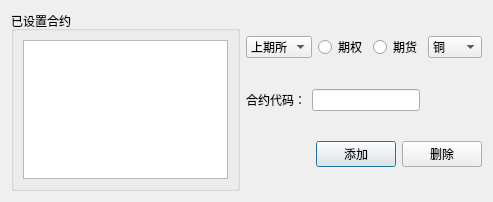
Before: the Qt Designer form setting_addconract.ui in ChengruiGu/CMF_Marketmaker, drawn with Qt 5.
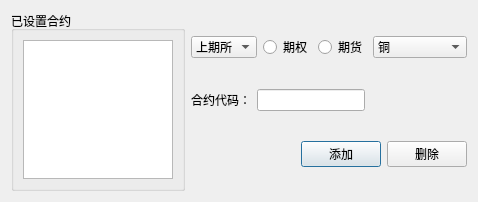
After: the same form once the commit is applied.

What changed in the file:
```diff
--- a/setting_addconract.ui
+++ b/setting_addconract.ui
@@ -6,7 +6,7 @@
    <rect>
     <x>0</x>
     <y>0</y>
-    <width>493</width>
+    <width>478</width>
     <height>202</height>
    </rect>
   </property>
@@ -75,6 +75,12 @@
        </item>
        <item>
         <widget class="QComboBox" name="comboBox_2">
+         <property name="sizeAdjustPolicy">
+          <enum>QComboBox::AdjustToMinimumContentsLength</enum>
+         </property>
+         <property name="minimumContentsLength">
+          <number>8</number>
+         </property>
          <item>
           <property name="text">
            <string>铜</string>
@@ -127,19 +133,6 @@
          </item>
         </widget>
        </item>
-       <item>
-        <spacer name="horizontalSpacer">
-         <property name="orientation">
-          <enum>Qt::Horizontal</enum>
-         </property>
-         <property name="sizeHint" stdset="0">
-          <size>
-           <width>40</width>
-           <height>20</height>
-          </size>
-         </property>
-        </spacer>
-       </item>
       </layout>
      </item>
      <item>
```
